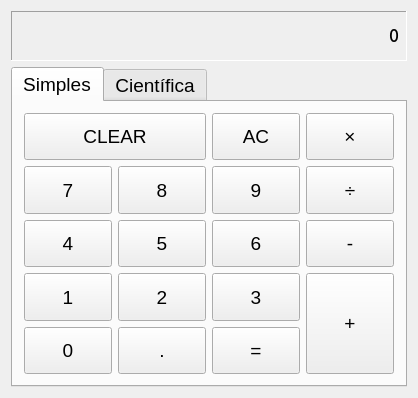
First picture: the form in source/calculator/calculatorinterface.ui, repository artursbm/calculadora-Qt, before the edit.
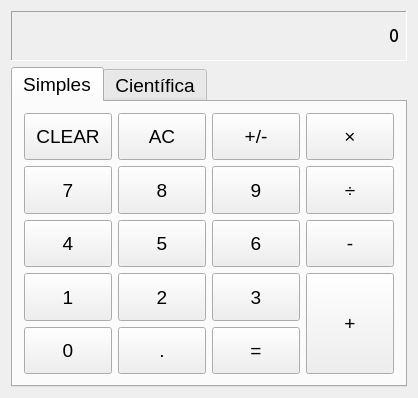
Second picture: the form after the edit.

Patch:
```diff
--- a/source/calculator/calculatorinterface.ui
+++ b/source/calculator/calculatorinterface.ui
@@ -77,7 +77,46 @@
        <string>Simples</string>
       </attribute>
       <layout class="QGridLayout" name="gridLayout_2">
-       <item row="1" column="3">
+       <item row="0" column="0">
+        <widget class="QPushButton" name="buttonClear">
+         <property name="sizePolicy">
+          <sizepolicy hsizetype="Minimum" vsizetype="Minimum">
+           <horstretch>0</horstretch>
+           <verstretch>0</verstretch>
+          </sizepolicy>
+         </property>
+         <property name="text">
+          <string>CLEAR</string>
+         </property>
+        </widget>
+       </item>
+       <item row="0" column="1">
+        <widget class="QPushButton" name="buttonAllClear">
+         <property name="sizePolicy">
+          <sizepolicy hsizetype="Minimum" vsizetype="Minimum">
+           <horstretch>0</horstretch>
+           <verstretch>0</verstretch>
+          </sizepolicy>
+         </property>
+         <property name="text">
+          <string>AC</string>
+         </property>
+        </widget>
+       </item>
+       <item row="0" column="2">
+        <widget class="QPushButton" name="buttonSignal">
+         <property name="sizePolicy">
+          <sizepolicy hsizetype="Minimum" vsizetype="Minimum">
+           <horstretch>0</horstretch>
+           <verstretch>0</verstretch>
+          </sizepolicy>
+         </property>
+         <property name="text">
+          <string>+/-</string>
+         </property>
+        </widget>
+       </item>
+       <item row="0" column="3">
         <widget class="QPushButton" name="buttonMultiply">
          <property name="sizePolicy">
           <sizepolicy hsizetype="Minimum" vsizetype="Minimum">
@@ -90,7 +129,7 @@
          </property>
         </widget>
        </item>
-       <item row="2" column="0">
+       <item row="1" column="0">
         <widget class="QPushButton" name="buttonSeven">
          <property name="sizePolicy">
           <sizepolicy hsizetype="Minimum" vsizetype="Minimum">
@@ -103,7 +142,7 @@
          </property>
         </widget>
        </item>
-       <item row="2" column="1">
+       <item row="1" column="1">
         <widget class="QPushButton" name="buttonEight">
          <property name="sizePolicy">
           <sizepolicy hsizetype="Minimum" vsizetype="Minimum">
@@ -116,7 +155,7 @@
          </property>
         </widget>
        </item>
-       <item row="2" column="2">
+       <item row="1" column="2">
         <widget class="QPushButton" name="buttonNine">
          <property name="sizePolicy">
           <sizepolicy hsizetype="Minimum" vsizetype="Minimum">
@@ -129,7 +168,7 @@
          </property>
         </widget>
        </item>
-       <item row="2" column="3">
+       <item row="1" column="3">
         <widget class="QPushButton" name="buttonDivide">
          <property name="sizePolicy">
           <sizepolicy hsizetype="Minimum" vsizetype="Minimum">
@@ -142,7 +181,7 @@
          </property>
         </widget>
        </item>
-       <item row="3" column="0">
+       <item row="2" column="0">
         <widget class="QPushButton" name="buttonFour">
          <property name="sizePolicy">
           <sizepolicy hsizetype="Minimum" vsizetype="Minimum">
@@ -155,7 +194,7 @@
          </property>
         </widget>
        </item>
-       <item row="3" column="1">
+       <item row="2" column="1">
         <widget class="QPushButton" name="buttonFive">
          <property name="sizePolicy">
           <sizepolicy hsizetype="Minimum" vsizetype="Minimum">
@@ -168,7 +207,7 @@
          </property>
         </widget>
        </item>
-       <item row="3" column="2">
+       <item row="2" column="2">
         <widget class="QPushButton" name="buttonSix">
          <property name="sizePolicy">
           <sizepolicy hsizetype="Minimum" vsizetype="Minimum">
@@ -181,7 +220,7 @@
          </property>
         </widget>
        </item>
-       <item row="3" column="3">
+       <item row="2" column="3">
         <widget class="QPushButton" name="buttonSubtract">
          <property name="sizePolicy">
           <sizepolicy hsizetype="Minimum" vsizetype="Minimum">
@@ -194,7 +233,7 @@
          </property>
         </widget>
        </item>
-       <item row="4" column="0">
+       <item row="3" column="0">
         <widget class="QPushButton" name="buttonOne">
          <property name="sizePolicy">
           <sizepolicy hsizetype="Minimum" vsizetype="Minimum">
@@ -207,7 +246,7 @@
          </property>
         </widget>
        </item>
-       <item row="4" column="1">
+       <item row="3" column="1">
         <widget class="QPushButton" name="buttonTwo">
          <property name="sizePolicy">
           <sizepolicy hsizetype="Minimum" vsizetype="Minimum">
@@ -220,7 +259,7 @@
          </property>
         </widget>
        </item>
-       <item row="4" column="2">
+       <item row="3" column="2">
         <widget class="QPushButton" name="buttonThree">
          <property name="sizePolicy">
           <sizepolicy hsizetype="Minimum" vsizetype="Minimum">
@@ -233,20 +272,7 @@
          </property>
         </widget>
        </item>
-       <item row="4" column="3" rowspan="2">
-        <widget class="QPushButton" name="buttonAdd">
-         <property name="sizePolicy">
-          <sizepolicy hsizetype="Minimum" vsizetype="Minimum">
-           <horstretch>0</horstretch>
-           <verstretch>0</verstretch>
-          </sizepolicy>
-         </property>
-         <property name="text">
-          <string>+</string>
-         </property>
-        </widget>
-       </item>
-       <item row="5" column="0">
+       <item row="4" column="0">
         <widget class="QPushButton" name="buttonZero">
          <property name="sizePolicy">
           <sizepolicy hsizetype="Minimum" vsizetype="Minimum">
@@ -259,7 +285,7 @@
          </property>
         </widget>
        </item>
-       <item row="5" column="1">
+       <item row="4" column="1">
         <widget class="QPushButton" name="buttonDecimal">
          <property name="sizePolicy">
           <sizepolicy hsizetype="Minimum" vsizetype="Minimum">
@@ -272,7 +298,7 @@
          </property>
         </widget>
        </item>
-       <item row="5" column="2">
+       <item row="4" column="2">
         <widget class="QPushButton" name="buttonCalculate">
          <property name="sizePolicy">
           <sizepolicy hsizetype="Minimum" vsizetype="Minimum">
@@ -285,8 +311,8 @@
          </property>
         </widget>
        </item>
-       <item row="1" column="2">
-        <widget class="QPushButton" name="buttonAllClear">
+       <item row="3" column="3" rowspan="2">
+        <widget class="QPushButton" name="buttonAdd">
          <property name="sizePolicy">
           <sizepolicy hsizetype="Minimum" vsizetype="Minimum">
            <horstretch>0</horstretch>
@@ -294,20 +320,7 @@
           </sizepolicy>
          </property>
          <property name="text">
-          <string>AC</string>
-         </property>
-        </widget>
-       </item>
-       <item row="1" column="0" colspan="2">
-        <widget class="QPushButton" name="buttonClear">
-         <property name="sizePolicy">
-          <sizepolicy hsizetype="Minimum" vsizetype="Minimum">
-           <horstretch>0</horstretch>
-           <verstretch>0</verstretch>
-          </sizepolicy>
-         </property>
-         <property name="text">
-          <string>CLEAR</string>
+          <string>+</string>
          </property>
         </widget>
        </item>
```
